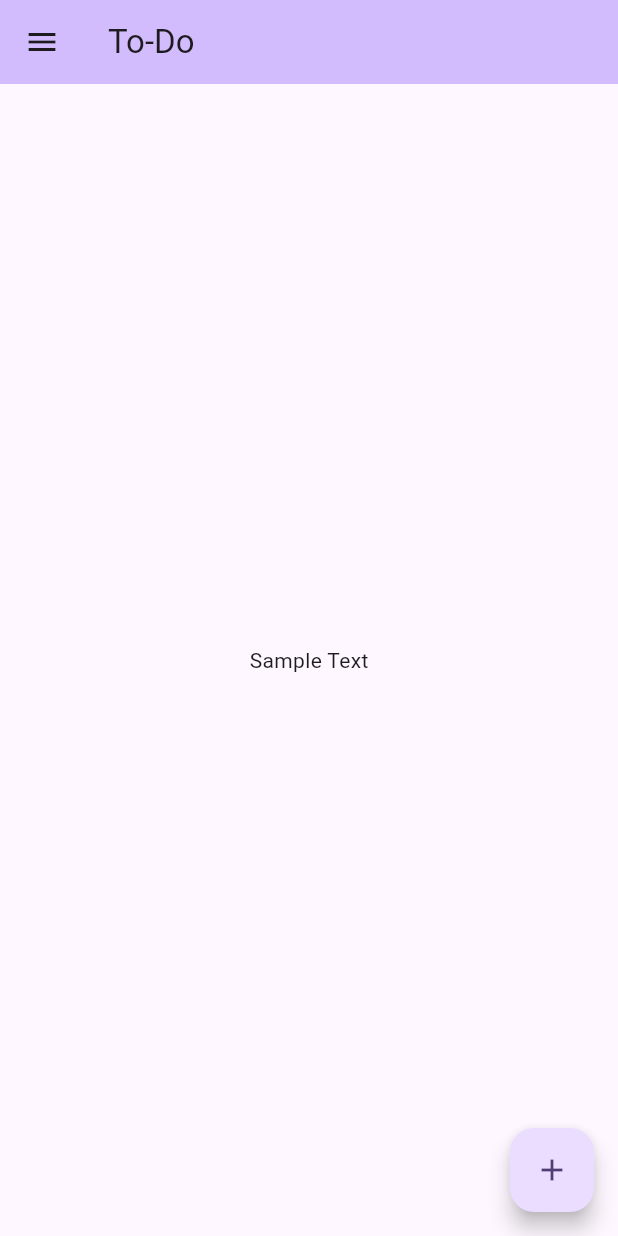
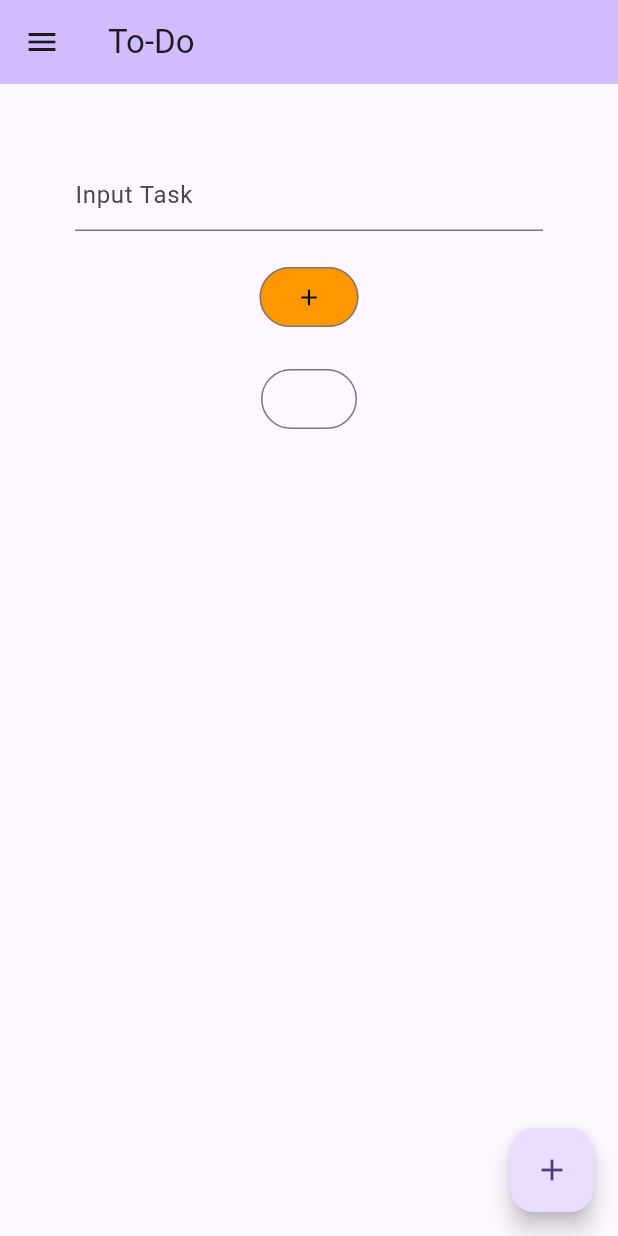
Before and after one commit to Luc1l1us/to_do_list, a Flutter app: the screen it shows after launch, on a phone screen of 412 x 824 dp. Run offline on Flutter 3.47's test engine with Material 3 defaults, Android fonts, the phone set to English and light mode, and no system bars.

Commit message:
added to-do-list functionalities but with bugs

```diff
--- a/lib/main.dart
+++ b/lib/main.dart
@@ -1,3 +1,5 @@
+// ignore_for_file: prefer_const_constructors
+
 import 'package:flutter/material.dart';
 
 void main() {
@@ -29,7 +31,10 @@ class MyHomePage extends StatefulWidget {
 }
 
 class _MyHomePageState extends State<MyHomePage> {
+  String toAdd = '';
   int _selectedIndex = 0;
+  bool _isVisible = false;
+  int numberofTextFields = 1;
 
   static const List<Widget> _listoptions = <Widget>[
     Text('Trash')
@@ -45,6 +50,9 @@ class _MyHomePageState extends State<MyHomePage> {
 
   }
 
+  void _openTask() {
+
+  }
 
   @override
   Widget build(BuildContext context) {
@@ -53,13 +61,32 @@ class _MyHomePageState extends State<MyHomePage> {
         backgroundColor: Theme.of(context).colorScheme.inversePrimary,
         title: Text(widget.title),
       ),
-      body: Center(
+      body: Container(
+        margin: EdgeInsets.all(50),
         child: Column(
-          mainAxisAlignment: MainAxisAlignment.center,
+          mainAxisAlignment: MainAxisAlignment.start,
           children: <Widget>[
-            const Text(
-              'Sample Text',
-            ),
+            TextFormField(
+            decoration: InputDecoration(hintText: 'Input Task'),
+            onChanged: (value) {
+              toAdd = value;
+            },
+          ),
+          SizedBox(height: 20.0,),
+          OutlinedButton(onPressed: () {
+            _isVisible = true;
+            setState(() {
+              numberofTextFields++;
+            });
+          },
+          style: ButtonStyle(foregroundColor: MaterialStatePropertyAll<Color>(Colors.black),
+          backgroundColor: MaterialStatePropertyAll<Color>(Colors.orange)),
+          child: const Icon(Icons.add),
+          ),
+          SizedBox(height: 20.0),
+          for (int i = 0; i < numberofTextFields; i++)
+          OutlinedButton(onPressed: () {  },
+          child: Text(toAdd)),
           ],
         ),
       ),
```
